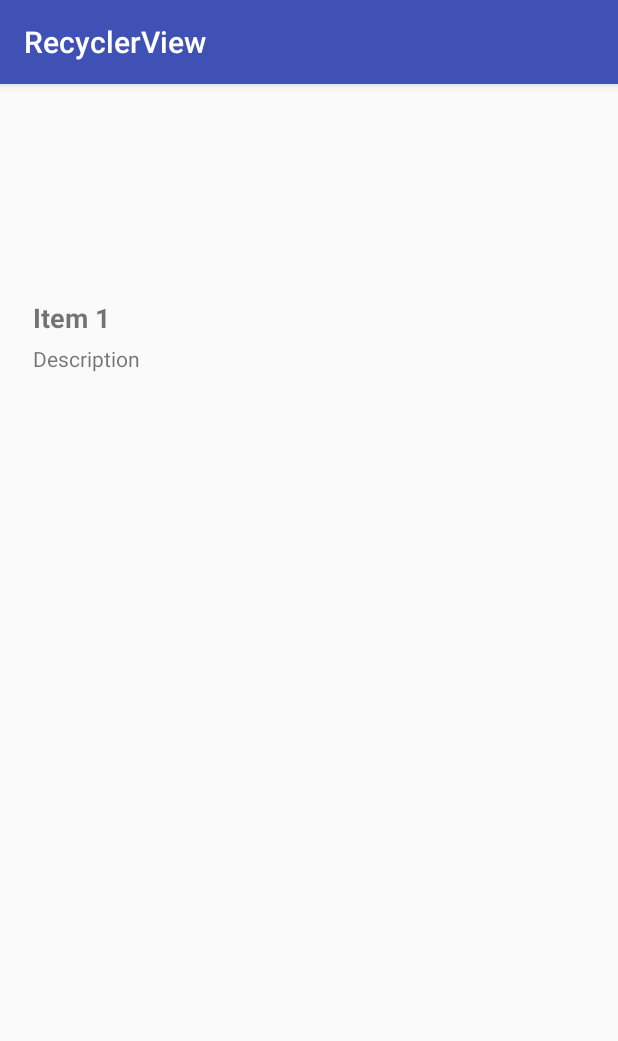
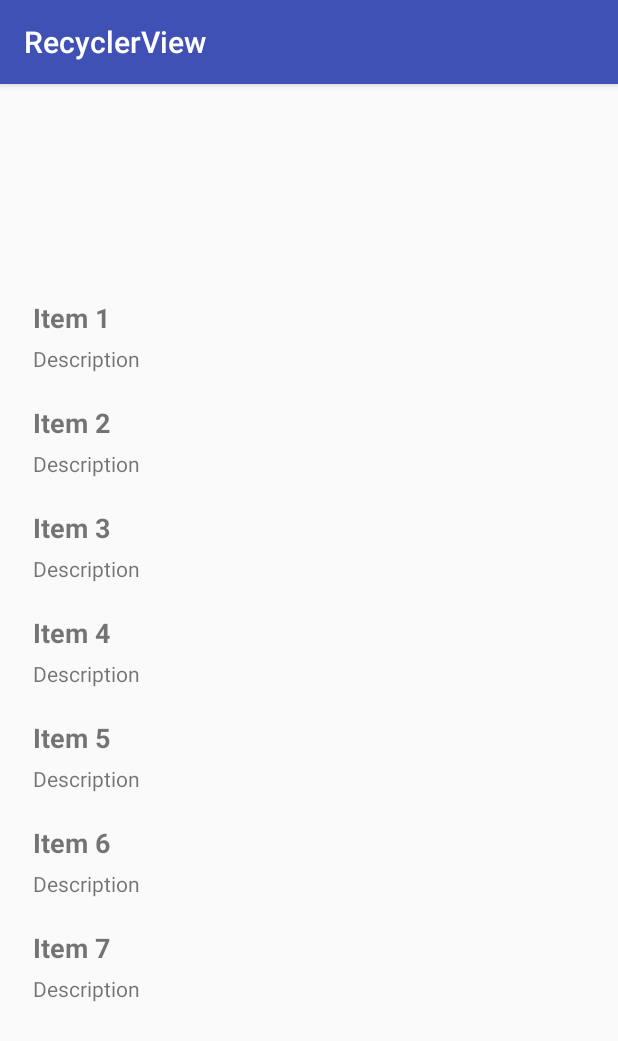
Before and after one commit to KristaBalling/RecyclerView, an Android app: the screen it shows after launch (MainActivity), on a phone screen of 412 x 824 dp. Shown: the top 1041 px of the screen. Run offline under Robolectric (Android 15) with nearby library versions, the phone set to English and light mode, and no system bars.

Commit message:
recycler view iterating and displaying

```diff
--- a/app/src/main/java/Adapter/MyAdapter.java
+++ b/app/src/main/java/Adapter/MyAdapter.java
@@ -39,9 +39,9 @@ public class MyAdapter extends RecyclerView.Adapter<MyAdapter.ViewHolder> {
     @Override
     public void onBindViewHolder(ViewHolder holder, int position) {
 
-        ListItem listItem = listItems.get(position);
-        holder.name.setText(listItem.getName());
-        holder.description.setText(listItem.getDescription());
+        ListItem item = listItems.get(position);
+        holder.name.setText(item.getName());
+        holder.description.setText(item.getDescription());
 
     }
 
@@ -54,8 +54,8 @@ public class MyAdapter extends RecyclerView.Adapter<MyAdapter.ViewHolder> {
         public TextView name;
         public TextView description;
 
-        public ViewHolder(View view, Context ctx, ArrayList<ListItem> items) {
-            super(view);
+        public ViewHolder(View itemView, Context ctx, ArrayList<ListItem> items) {
+            super(itemView);
             listItems = items;
             context = ctx;
 
--- a/app/src/main/java/com/theironyard/recyclerview/recyclerview/MainActivity.java
+++ b/app/src/main/java/com/theironyard/recyclerview/recyclerview/MainActivity.java
@@ -28,12 +28,12 @@ public class MainActivity extends AppCompatActivity {
         listItems = new ArrayList<>();
 
         for (int i = 0; i < 10; i++) {
-            ListItem listItem = new ListItem(
+            ListItem item = new ListItem(
                     "Item " + (i + 1),
                     "Description "
             );
 
-            listItems.add(listItem);
+            listItems.add(item);
 
         }
 
--- a/app/src/main/res/layout/list_row.xml
+++ b/app/src/main/res/layout/list_row.xml
@@ -1,7 +1,7 @@
 <?xml version="1.0" encoding="utf-8"?>
 <RelativeLayout xmlns:android="http://schemas.android.com/apk/res/android"
     android:orientation="vertical" android:layout_width="match_parent"
-    android:layout_height="match_parent">
+    android:layout_height="wrap_content">
 
     <android.support.v7.widget.CardView
         android:layout_width="match_parent"
```
